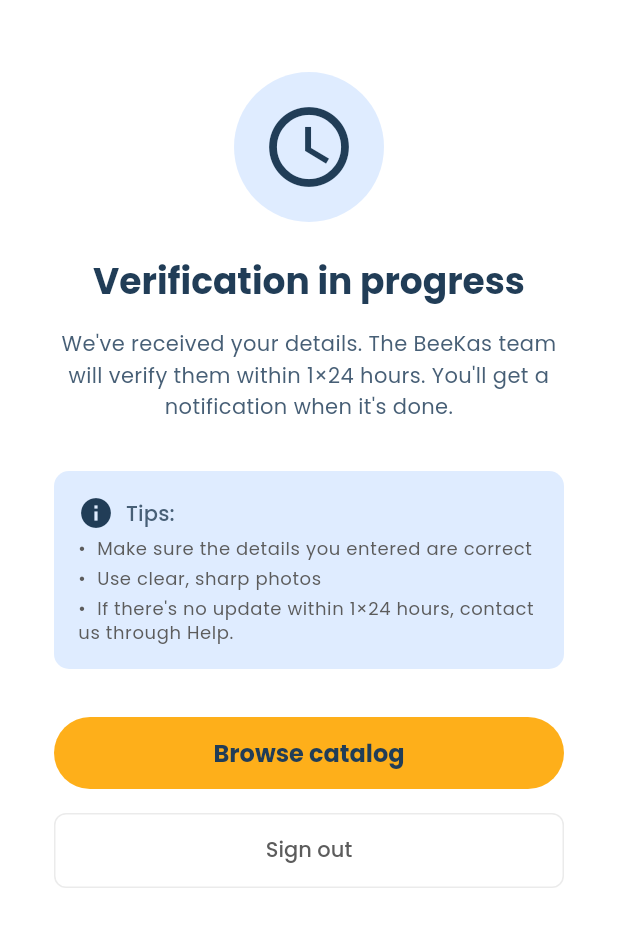
After one commit to blurtie/BeeKas, a Flutter app: the PendingScreen screen opened directly, on a phone screen of 412 x 824 dp. The commit adds this screen. Shown: the top 927 px of the screen. Run offline on Flutter 3.47's test engine with Material 3 defaults, Android fonts, the phone set to English and light mode, and no system bars; our stand-ins replace image_picker, supabase_flutter; accounts and stored records are empty.

Commit message:
feat: Selfie, kirim berkas, dan status pending (L10, L11) (#50)
* feat: Selfie, kirim berkas, dan status pending (L10, L11)

- L10: selfie kamera depan, empat tips PRD, pratinjau Ulangi/Kirim.
  Metadata dibuang lewat preparePhoto yang sama dengan foto kartu.
- Kirim mengunggah card.jpg dan selfie.jpg ke <uid>/<attempt>/ lalu
  submit_for_review. Unggahan gagal: coba ulang di folder attempt baru;
  bila hanya submit yang gagal, submit diulang tanpa unggah ulang.
- photos_missing dan phone_missing dipetakan ke copy.
- L11 Verifikasi Sedang Diproses dengan Lihat katalog (placeholder) dan
  Keluar; L11 menggantikan seluruh tumpukan daftar sehingga foto lepas
  dari memori.

* fix: unggah ulang setelah photos_missing

* fix: baca ulang status setelah illegal_status_transition di L10

Submit yang sudah masuk tapi responsnya hilang membuat coba ulang ditolak.
Status pending dianggap terkirim; approved, rejected, dan incomplete
menampilkan pesan masing-masing.

* feat: isi nomor HP dari L10 saat phone_missing

Tombol Isi nomor HP membuka layar nomor HP dari #27 (set_phone). Setelah
tersimpan, kembali ke L10 dan mengirim ulang foto yang masih di memori.

* feat: mode layar nomor HP, subtitle sendiri saat belum ada nomor

* docs: screenshot uji emulator status dibaca ulang dan isi nomor HP

* feat: mode belum ada nomor tanpa stepper dan tanpa error ganda

Di mode missing pesan phone_missing hanya tampil sebagai subtitle;
error setelah simpan gagal tetap tampil.

* fix: potong gambar kedua (MPF/gain map) saat membuang metadata foto

stripJpegMetadata kini memotong file setelah EOI gambar utama dan hanya
menyimpan profil ICC serta Orientation; segmen MPF, gain map, JFIF, dan
APP lain dibuang. Tes memakai JPEG asli dengan gambar kedua berisi GPS.

```diff
--- a/lib/config/copy.dart
+++ b/lib/config/copy.dart
@@ -77,6 +77,7 @@ const copy = <Lang, Map<String, String>>{
     'emailRegistered': 'This email is already registered. Sign in instead.',
     'phoneTitle': 'Phone number',
     'phoneSubtitle': "Your phone number hasn't been saved yet. Enter another number to continue.",
+    'phoneSubtitleMissing': 'Add your phone number to continue.',
     'phoneKept': 'The phone number {phone} from your earlier registration is kept, not the one you just entered.',
     'passwordTitle': 'Create a password',
     'passwordSubtitle': "You'll use this password to sign in to BeeKas.",
@@ -110,7 +111,7 @@ const copy = <Lang, Map<String, String>>{
     'tipSharp': 'Not blurry',
     'tipReadable': 'Name and details readable',
     'takePhoto': 'Take photo',
-    'errorCameraDenied': 'BeeKas needs camera access to photograph your card. Allow the camera in Settings.',
+    'errorCameraDenied': 'BeeKas needs camera access to take your verification photos. Allow the camera in Settings.',
     'openSettings': 'Open Settings',
     'errorPhotoTooLarge': 'The photo is larger than 5 MB. Take it again.',
     'errorPhotoFailed': "Couldn't take the photo. Try again.",
@@ -123,7 +124,34 @@ const copy = <Lang, Map<String, String>>{
     'checkNoGlare': 'Not blurry, no glare',
     'retake': 'Retake',
     'usePhoto': 'Use photo',
-    'cardPhotoReady': 'Card photo ready.',
+    'selfieTitle': 'Verify your face',
+    'selfieSubtitle':
+        'Take a selfie so we can match it with the photo on your {card}.',
+    'tipFaceLight': 'Use enough light',
+    'tipFaceClear': 'Make sure your face is clear and not covered. A hijab or headscarf is fine.',
+    'tipFaceCover': "Don't wear glasses, a hat, a mask, or anything else covering your face",
+    'tipFaceClothes': 'Wear modest clothing',
+    'startVerification': 'Start verification',
+    'selfiePreview': 'Your selfie',
+    'send': 'Send',
+    'errorSendFailed': "Couldn't send your photos. Try again.",
+    'errorPhotosMissing': "Your photos didn't arrive. Tap Send to try again.",
+    'addPhone': 'Add phone number',
+    'errorAlreadyApproved':
+        'Your account is already verified. Sign in again to continue.',
+    'errorStatusRejected': 'Your earlier submission was rejected. Sign in again to see why and resend.',
+    'errorStatusIncomplete':
+        "Your photos haven't been sent yet. Tap Send to try again.",
+    'pendingTitle': 'Verification in progress',
+    'pendingBody': "We've received your details. The BeeKas team will verify them within 1×24 hours. You'll get a notification when it's done.",
+    'pendingTipsTitle': 'Tips:',
+    'pendingTipData': 'Make sure the details you entered are correct',
+    'pendingTipPhoto': 'Use clear, sharp photos',
+    'pendingTipHelp':
+        "If there's no update within 1×24 hours, contact us through Help.",
+    'browseCatalog': 'Browse catalog',
+    'signOut': 'Sign out',
+    'catalogSoon': 'The catalog is coming soon.',
   },
   Lang.id: {
     'back': 'Kembali',
@@ -193,6 +221,7 @@ const copy = <Lang, Map<String, String>>{
     'phoneTitle': 'Nomor Handphone',
     'phoneSubtitle':
         'Nomor HP kamu belum tersimpan. Masukkan nomor lain untuk melanjutkan.',
+    'phoneSubtitleMissing': 'Tambahkan nomor HP untuk melanjutkan.',
     'phoneKept': 'Nomor HP {phone} dari pendaftaran sebelumnya tetap dipakai, bukan nomor yang baru diisi.',
     'passwordTitle': 'Buat Kata Sandi',
     'passwordSubtitle': 'Kata sandi ini dipakai untuk masuk ke BeeKas.',
@@ -226,7 +255,7 @@ const copy = <Lang, Map<String, String>>{
     'tipSharp': 'Foto tidak buram',
     'tipReadable': 'Nama dan data terbaca',
     'takePhoto': 'Ambil foto',
-    'errorCameraDenied': 'BeeKas butuh izin kamera untuk memotret kartu. Izinkan kamera di Pengaturan.',
+    'errorCameraDenied': 'BeeKas butuh izin kamera untuk mengambil foto verifikasi. Izinkan kamera di Pengaturan.',
     'openSettings': 'Buka Pengaturan',
     'errorPhotoTooLarge': 'Foto lebih dari 5 MB. Ambil ulang.',
     'errorPhotoFailed': 'Foto gagal diambil. Coba lagi.',
@@ -238,6 +267,33 @@ const copy = <Lang, Map<String, String>>{
     'checkNoGlare': 'Tidak buram, tanpa pantulan',
     'retake': 'Ulangi',
     'usePhoto': 'Gunakan foto',
-    'cardPhotoReady': 'Foto kartu siap.',
+    'selfieTitle': 'Verifikasi Wajah',
+    'selfieSubtitle':
+        'Lakukan foto selfie untuk mencocokkan dengan foto di {card} kamu.',
+    'tipFaceLight': 'Gunakan pencahayaan yang cukup',
+    'tipFaceClear': 'Pastikan wajah terlihat jelas dan tidak tertutup. Hijab atau kerudung boleh dipakai.',
+    'tipFaceCover':
+        'Jangan memakai kacamata, topi, masker, atau penutup wajah lain',
+    'tipFaceClothes': 'Gunakan pakaian yang sopan',
+    'startVerification': 'Mulai Verifikasi',
+    'selfiePreview': 'Selfie kamu',
+    'send': 'Kirim',
+    'errorSendFailed': 'Foto gagal dikirim. Coba lagi.',
+    'errorPhotosMissing': 'Foto belum sampai. Ketuk Kirim untuk mencoba lagi.',
+    'addPhone': 'Isi nomor HP',
+    'errorAlreadyApproved':
+        'Akunmu sudah terverifikasi. Masuk ulang untuk melanjutkan.',
+    'errorStatusRejected': 'Kiriman sebelumnya ditolak. Masuk ulang untuk melihat alasannya dan kirim ulang.',
+    'errorStatusIncomplete':
+        'Foto belum terkirim. Ketuk Kirim untuk mencoba lagi.',
+    'pendingTitle': 'Verifikasi Sedang Diproses',
+    'pendingBody': 'Data kamu telah kami terima. Tim BeeKas akan memverifikasi dalam 1×24 jam. Kamu akan mendapatkan notifikasi setelah proses selesai.',
+    'pendingTipsTitle': 'Tips:',
+    'pendingTipData': 'Pastikan data yang kamu masukkan benar',
+    'pendingTipPhoto': 'Gunakan foto yang jelas dan tidak blur',
+    'pendingTipHelp': 'Jika dalam 1×24 jam belum ada update, kamu bisa menghubungi kami melalui fitur Bantuan.',
+    'browseCatalog': 'Lihat katalog',
+    'signOut': 'Keluar',
+    'catalogSoon': 'Katalog segera hadir.',
   },
 };
--- /dev/null
+++ b/lib/screens/pending_screen.dart
@@ -0,0 +1,92 @@
+import 'package:flutter/material.dart';
+
+import '../config/copy.dart';
+import '../ui/tokens.dart';
+
+/// L11 Verifikasi Sedang Diproses, frame 459:184. The frame's back arrow and
+/// Kembali become Lihat katalog and Keluar (PRD); Bantuan comes with T12. The
+/// bee illustration has no asset yet.
+class PendingScreen extends StatelessWidget {
+  const PendingScreen({
+    super.key,
+    required this.onBrowse,
+    required this.onSignOut,
+  });
+
+  final VoidCallback onBrowse;
+  final VoidCallback onSignOut;
+
+  @override
+  Widget build(BuildContext context) {
+    final textTheme = Theme.of(context).textTheme;
+    Widget bullet(String key) => Padding(
+      padding: const EdgeInsets.only(top: 4),
+      child: Text('•  ${t(key)}', style: textTheme.bodySmall),
+    );
+
+    return Scaffold(
+      body: SafeArea(
+        child: ListView(
+          padding: const EdgeInsets.fromLTRB(
+            BeeSpacing.screenX,
+            48,
+            BeeSpacing.screenX,
+            24,
+          ),
+          children: [
+            const Center(
+              child: CircleAvatar(
+                radius: 50,
+                backgroundColor: BeeColors.infoSurface,
+                child: Icon(
+                  Icons.schedule,
+                  size: 64,
+                  color: BeeColors.textHeading,
+                ),
+              ),
+            ),
+            const SizedBox(height: 24),
+            Text(
+              t('pendingTitle'),
+              textAlign: TextAlign.center,
+              style: textTheme.headlineSmall,
+            ),
+            const SizedBox(height: 16),
+            Text(
+              t('pendingBody'),
+              textAlign: TextAlign.center,
+              style: textTheme.bodyMedium,
+            ),
+            const SizedBox(height: 32),
+            Container(
+              padding: const EdgeInsets.all(16),
+              decoration: BoxDecoration(
+                color: BeeColors.infoSurface,
+                borderRadius: BorderRadius.circular(BeeRadius.banner),
+              ),
+              child: Column(
+                crossAxisAlignment: CrossAxisAlignment.start,
+                children: [
+                  Row(
+                    children: [
+                      const Icon(Icons.info, color: BeeColors.textHeading),
+                      const SizedBox(width: 8),
+                      Text(t('pendingTipsTitle'), style: textTheme.titleSmall),
+                    ],
+                  ),
+                  bullet('pendingTipData'),
+                  bullet('pendingTipPhoto'),
+                  bullet('pendingTipHelp'),
+                ],
+              ),
+            ),
+            const SizedBox(height: 32),
+            FilledButton(onPressed: onBrowse, child: Text(t('browseCatalog'))),
+            const SizedBox(height: 16),
+            OutlinedButton(onPressed: onSignOut, child: Text(t('signOut'))),
+          ],
+        ),
+      ),
+    );
+  }
+}
```
Also changed, not shown: lib/data/camera.dart (+7 -7 lines), lib/data/signup_repository.dart (+85 -0 lines), lib/domain/photo.dart (+57 -7 lines), lib/domain/signup_error.dart (+11 -0 lines), lib/main.dart (+60 -23 lines), lib/screens/phone_screen.dart (+22 -3 lines), lib/screens/selfie_screen.dart (added, +218 -0 lines), lib/ui/components.dart (+5 -3 lines), lib/ui/theme.dart (+7 -0 lines), 7 other files.
